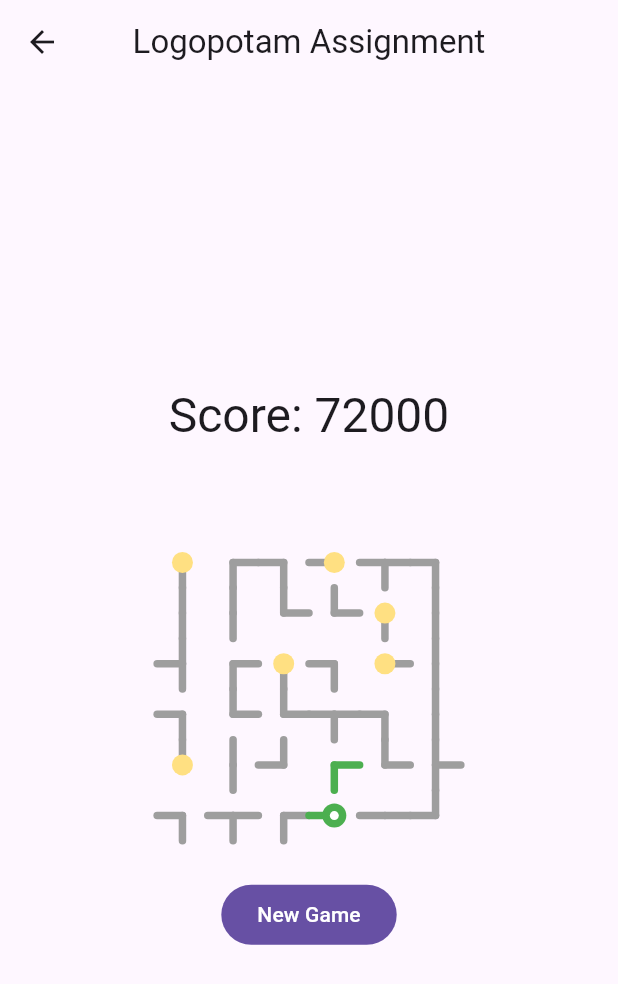
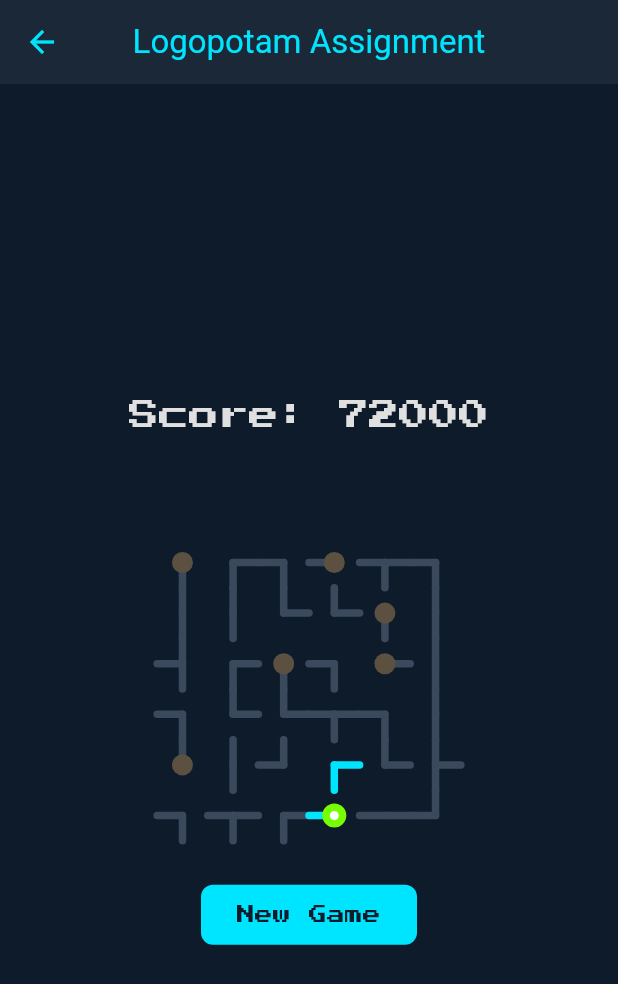
Before and after one commit to kma22/assignment_test, a Flutter app: the screen it shows after launch, item 2 of the bottom bar chosen, on a phone screen of 412 x 824 dp. Shown: the top 984 px of the screen. Run offline on Flutter 3.47's test engine with Material 3 defaults, Android fonts, the phone set to English and light mode, and no system bars; our stand-ins replace audioplayers, google_fonts.

Commit message:
feat: add theme system with AppColors, AppFonts, AppTheme

```diff
--- /dev/null
+++ b/lib/presentation/theme/app_colors.dart
@@ -0,0 +1,18 @@
+import 'dart:ui';
+
+abstract final class AppColors {
+  static const primary = Color(0xFF00E5FF);
+  static const secondary = Color(0xFF76FF03);
+  static const background = Color(0xFF0D1B2A);
+  static const surface = Color(0xFF1B2838);
+  static const onSurface = Color(0xFFE0E0E0);
+  static const inactive = Color(0xFF3A4A5C);
+  static const white = Color(0xFFFFFFFF);
+
+  // Pipe colors
+  static const pipeActive = primary;
+  static const pipeInactive = inactive;
+  static const starter = secondary;
+  static const terminatorActive = Color(0xFFFFD600);
+  static const terminatorInactive = Color(0xFF5C5040);
+}
--- a/lib/presentation/widgets/game/pipe_painter.dart
+++ b/lib/presentation/widgets/game/pipe_painter.dart
@@ -1,29 +1,18 @@
 import 'package:flutter/material.dart';
 import 'package:pipes/domain/models/pipe.dart';
 import 'package:pipes/domain/models/side.dart';
+import 'package:pipes/presentation/theme/app_colors.dart';
 
 class PipePainter extends CustomPainter {
-  PipePainter({
-    required this.pipe,
-    required this.inactiveColor,
-    required this.activeColor,
-    required this.terminatorActiveColor,
-    required this.terminatorInativeColor,
-    required this.starterColor,
-  });
+  PipePainter({required this.pipe});
 
   final Pipe pipe;
-  final Color inactiveColor;
-  final Color activeColor;
-  final Color terminatorActiveColor;
-  final Color terminatorInativeColor;
-  final Color starterColor;
 
   @override
   void paint(final Canvas canvas, final Size size) {
     final center = Offset(size.width / 2, size.height / 2);
     final paint = Paint()
-      ..color = pipe.isActivated ? activeColor : inactiveColor
+      ..color = pipe.isActivated ? AppColors.pipeActive : AppColors.pipeInactive
       ..strokeWidth = 5
       ..strokeCap = StrokeCap.round;
 
@@ -41,13 +30,15 @@ class PipePainter extends CustomPainter {
     // Draw specific markers based on sealed type
     switch (pipe) {
       case StarterPipe():
-        canvas.drawCircle(center, 8, paint..color = starterColor);
-        canvas.drawCircle(center, 3, Paint()..color = Colors.white);
+        canvas.drawCircle(center, 8, paint..color = AppColors.starter);
+        canvas.drawCircle(center, 3, Paint()..color = AppColors.white);
       case TerminatorPipe():
         canvas.drawCircle(
           center,
           7,
-          paint..color = pipe.isActivated ? terminatorActiveColor : terminatorInativeColor,
+          paint
+            ..color =
+                pipe.isActivated ? AppColors.terminatorActive : AppColors.terminatorInactive,
         );
       case MiddlePipe():
         canvas.drawCircle(center, 2, paint);
--- a/lib/presentation/widgets/game/pipe_tile.dart
+++ b/lib/presentation/widgets/game/pipe_tile.dart
@@ -33,14 +33,7 @@ class PipeTile extends StatelessWidget {
               return Transform.rotate(
                 angle: angle,
                 child: CustomPaint(
-                  painter: PipePainter(
-                    pipe: pipe,
-                    inactiveColor: Colors.grey,
-                    activeColor: Colors.green,
-                    terminatorActiveColor: Colors.yellow.shade800,
-                    terminatorInativeColor: Colors.amber.shade200,
-                    starterColor: Colors.green,
-                  ),
+                  painter: PipePainter(pipe: pipe),
                 ),
               );
             },
--- a/lib/presentation/widgets/game/status_bar.dart
+++ b/lib/presentation/widgets/game/status_bar.dart
@@ -1,6 +1,7 @@
 import 'package:flutter/material.dart';
 import 'package:pipes/domain/board_controller.dart';
 import 'package:pipes/domain/models/pipe.dart';
+import 'package:pipes/presentation/theme/app_colors.dart';
 
 class StatusBar extends StatelessWidget {
   const StatusBar({
@@ -25,7 +26,7 @@ class StatusBar extends StatelessWidget {
               child: Text(
                 'Victory! Score: $score',
                 style: Theme.of(context).textTheme.headlineLarge?.copyWith(
-                  color: Colors.green,
+                  color: AppColors.secondary,
                 ),
               ),
             );
```
Also changed, not shown: lib/main.dart (+5 -2 lines), lib/presentation/theme/app_fonts.dart (added, +10 -0 lines), lib/presentation/theme/app_theme.dart (added, +35 -0 lines), lib/presentation/widgets/home/logo.dart (+29 -4 lines).
